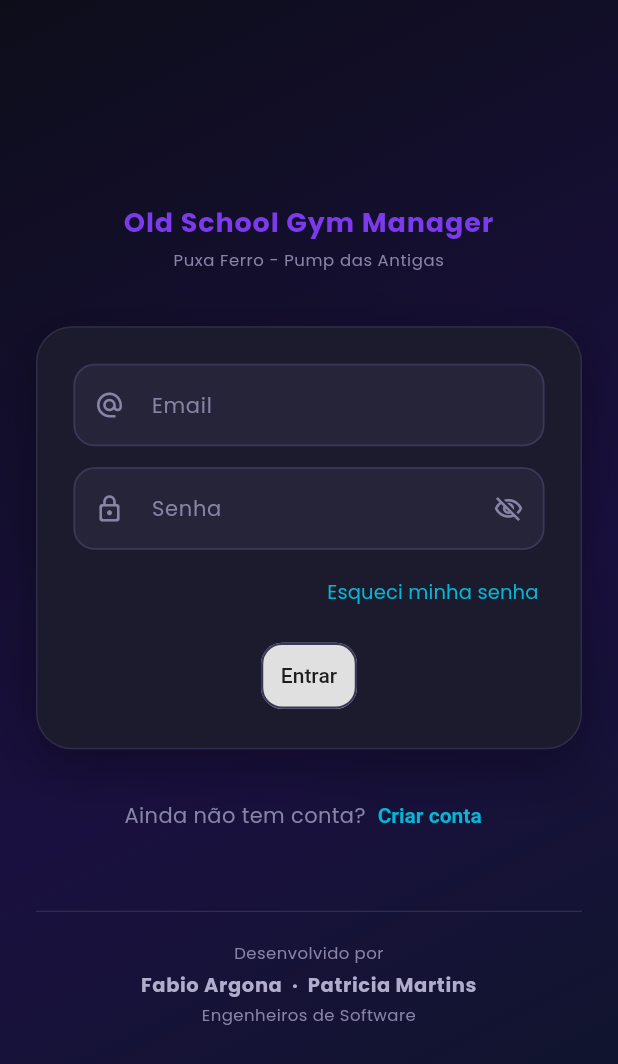
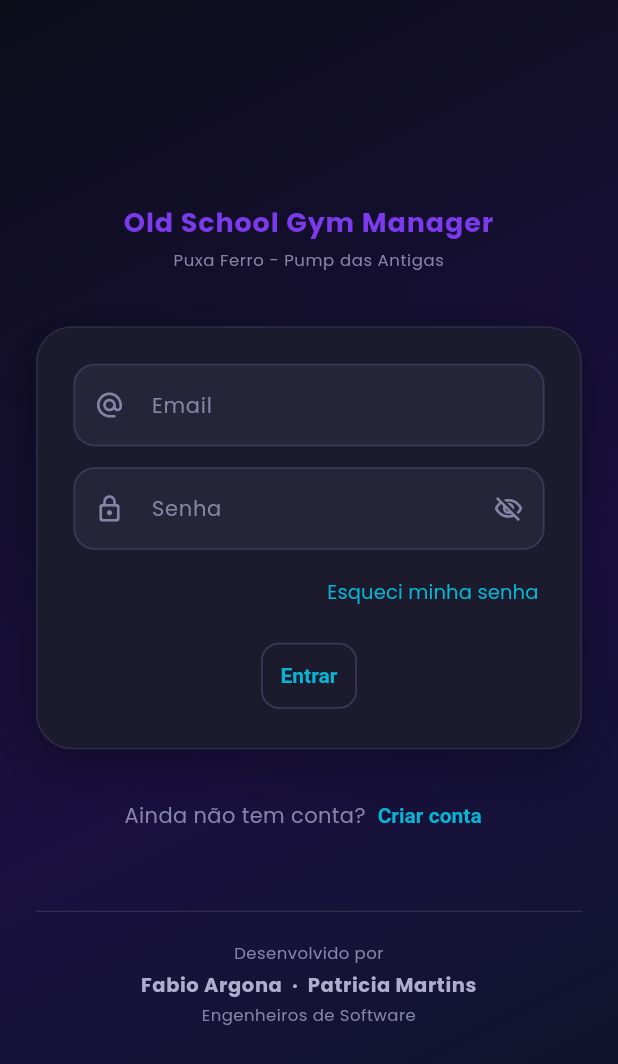
Before and after one commit to Fabio-Argona/gym-manager-frontend-apk, a Flutter app: the screen it shows after launch, on a phone screen of 412 x 824 dp. Shown: the top 1064 px of the screen. Run offline on Flutter 3.47's test engine with Material 3 defaults, Android fonts, the phone set to English and light mode, and no system bars; our stand-ins replace file_picker, local_auth, mask_text_input_formatter, shared_preferences.

Commit message:
style: ajustes visuais nos botoes de login e correcao status REALIZADO

```diff
--- a/lib/pages/page_login.dart
+++ b/lib/pages/page_login.dart
@@ -327,10 +327,11 @@ class _LoginPageState extends State<LoginPage> {
   Widget _buildBiometriaButton(AuthService authService) {
     return OutlinedButton.icon(
       style: OutlinedButton.styleFrom(
-        foregroundColor: _textSub,
-        side: const BorderSide(color: _border, width: 1.5),
+        foregroundColor: _accent,
+        side: const BorderSide(color: _border, width: 1.2),
         padding: const EdgeInsets.symmetric(vertical: 14),
-        shape: RoundedRectangleBorder(borderRadius: BorderRadius.circular(14)),
+        shape: RoundedRectangleBorder(borderRadius: BorderRadius.circular(12)),
+        textStyle: const TextStyle(fontWeight: FontWeight.w600, fontSize: 14),
       ),
       onPressed: isLoading
           ? null
@@ -363,7 +364,7 @@ class _LoginPageState extends State<LoginPage> {
             },
       icon: const Icon(Icons.fingerprint_rounded, size: 20),
       label: const Text(
-        'Entrar com Biometria',
+        'Usar Biometria',
         style: TextStyle(fontSize: 14, fontWeight: FontWeight.w500),
       ),
     );
@@ -384,15 +385,14 @@ class _LoginPageState extends State<LoginPage> {
             )
           : OutlinedButton(
               style: OutlinedButton.styleFrom(
-                foregroundColor: _textSub,
-                backgroundColor: Colors.grey[300],
-                side: const BorderSide(color: _border, width: 1.5),
+                foregroundColor: _accent,
+                side: const BorderSide(color: _border, width: 1.2),
                 padding: const EdgeInsets.symmetric(vertical: 14),
                 shape: RoundedRectangleBorder(
-                  borderRadius: BorderRadius.circular(14),
+                  borderRadius: BorderRadius.circular(12),
                 ),
                 textStyle: const TextStyle(
-                  fontWeight: FontWeight.w500,
+                  fontWeight: FontWeight.w600,
                   fontSize: 14,
                 ),
               ),
@@ -400,23 +400,9 @@ class _LoginPageState extends State<LoginPage> {
               child: LayoutBuilder(
                 builder: (context, constraints) {
                   if (constraints.maxWidth < 340) {
-                    return const Text(
-                      'Entrar',
-                      style: TextStyle(
-                        color: Colors.black87,
-                        fontWeight: FontWeight.w500,
-                        fontSize: 14,
-                      ),
-                    );
+                    return const Text('Entrar');
                   }
-                  return Text(
-                    isLogin ? 'Entrar' : 'Criar conta',
-                    style: const TextStyle(
-                      color: Colors.black87,
-                      fontWeight: FontWeight.w500,
-                      fontSize: 14,
-                    ),
-                  );
+                  return Text(isLogin ? 'Entrar' : '  Criar conta  ');
                 },
               ),
             ),
```
